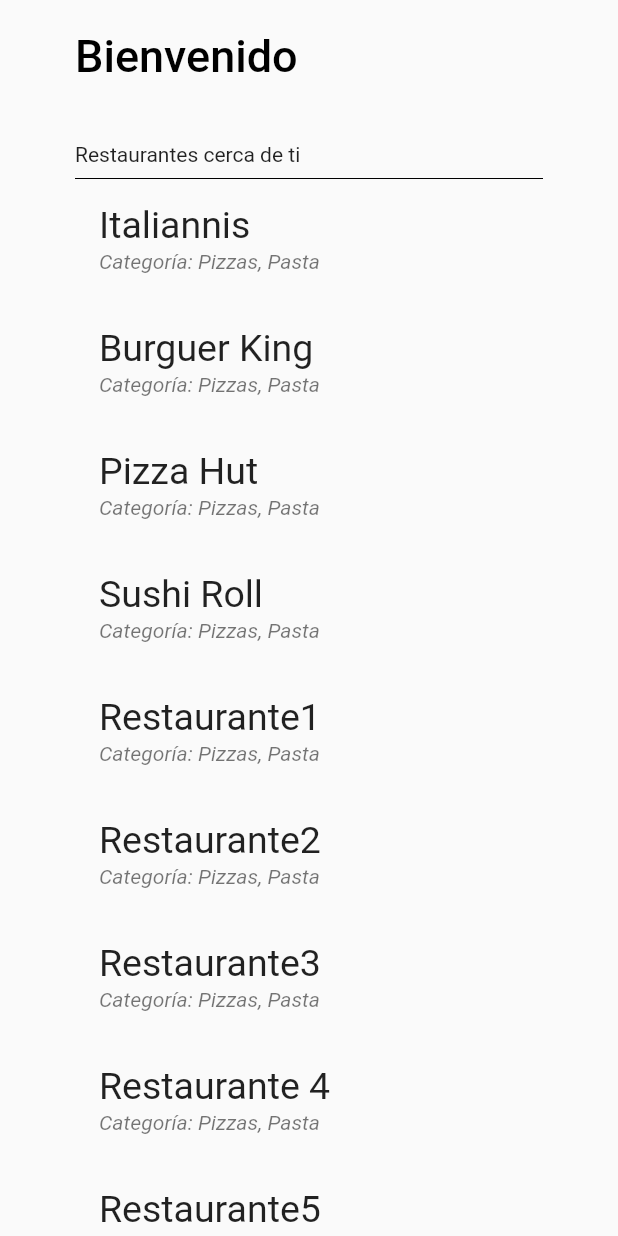
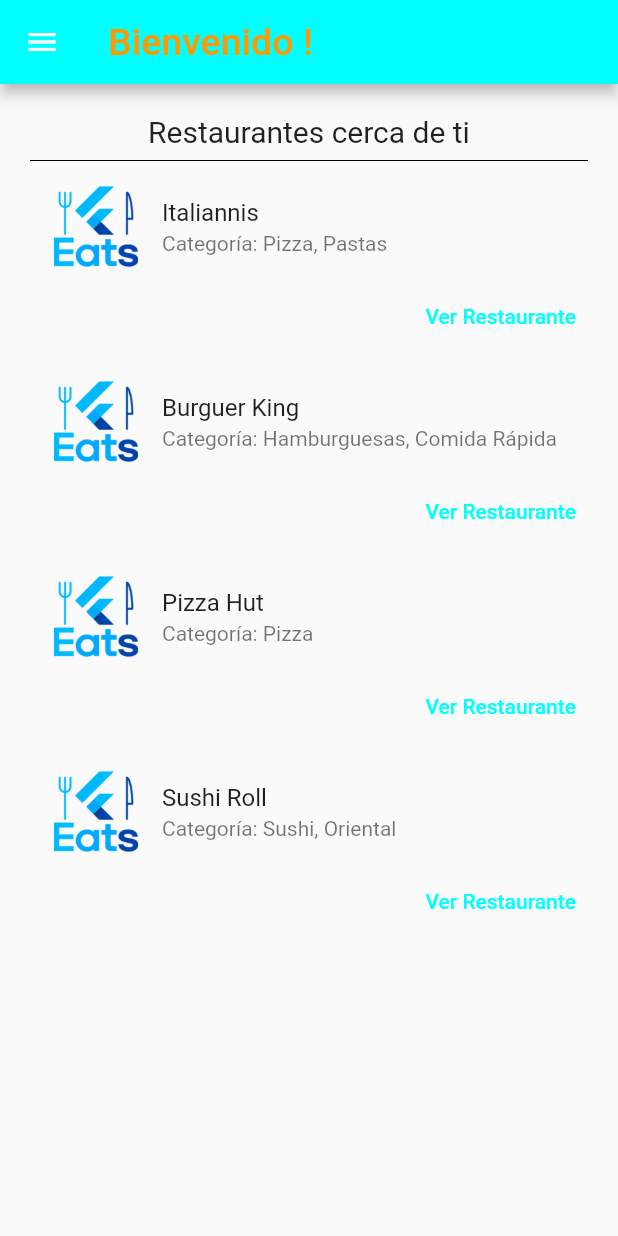
Before and after one commit to reydaniels39/FlutterEats, a Flutter app: the RestaurantsPage screen opened by its route, on a phone screen of 412 x 824 dp. Run offline on Flutter 3.47's test engine with Material 2 defaults, Android fonts, the phone set to English and light mode, and no system bars; our stand-ins replace card_swiper; network calls fail.

Commit message:
Terminada pagina de restaurantes, drawer, navegacion, etc

```diff
--- a/lib/main.dart
+++ b/lib/main.dart
@@ -1,6 +1,7 @@
 import 'package:flutter/material.dart';
 import 'package:flutter_eats/src/pages/login_page.dart';
 import 'package:flutter_eats/src/providers/inputs_login_provider.dart';
+import 'package:flutter_eats/src/providers/restaurant_info_provider.dart';
 import 'package:flutter_eats/src/routes/routes.dart';
 import 'package:provider/provider.dart';
 
@@ -11,6 +12,8 @@
   Widget build(BuildContext context) {
     return ChangeNotifierProvider(                                  //ChangeNotifierProvider Provider para toda la app
       create: (_) => InputsLoginProvider(),                         //Provider de los inputs de Login
+      child: ChangeNotifierProvider(                                //ChangeNotifierProvider Provider para toda la app
+        create: (_) => RestaurantInfoProvider(),                    //Provider de la información de cada Restaurante
         child: MaterialApp(
           debugShowCheckedModeBanner: false,                          //DebugBanner
           title: 'Flutter Eats',                                      //Título de la app
@@ -31,6 +34,7 @@
             );
           },
         ),
+      ),
     );
   }
 }
--- a/lib/src/pages/login_page.dart
+++ b/lib/src/pages/login_page.dart
@@ -37,7 +37,7 @@
                     height: 250,
                     child: FadeInImage(                                     //Imagen con FadeInImage para poder usar placeholder
                       placeholder: AssetImage('assets/cargando.gif'),       //Gif Cargando
-                      image: AssetImage('assets/noire.jpg')                 //Aquí va el logo de la app.
+                      image: AssetImage('assets/app_logo.png')              //Logo de la app.
                     ),
                   ),
                   InputNombre(),                                            //Creación del Input de Nombre
--- a/lib/src/pages/restaurants_page.dart
+++ b/lib/src/pages/restaurants_page.dart
@@ -1,15 +1,11 @@
-import 'dart:ui';
-
 import 'package:flutter/material.dart';
+import 'package:flutter_eats/src/widgets/main_drawer.dart';
+import 'package:flutter_eats/src/widgets/restaurant_card.dart';
 import 'package:provider/provider.dart';
 import 'package:flutter_eats/src/providers/inputs_login_provider.dart';
 
 class RestaurantsPage extends StatelessWidget {
   const RestaurantsPage({Key? key}) : super(key: key);
-
-  //Prueba
-  static final restaurantes = ["Italiannis", "Burguer King", "Pizza Hut", "Sushi Roll", "Restaurante1", "Restaurante2", "Restaurante3", "Restaurante 4", "Restaurante5"];
-  static final categorias = ["Pizza, Pastas", "Hamburguesas, Comida rápida", "Pizza", "Sushi, Oriental", "De todo", "De todo", "De todo", "De todo", "De todo"];
 
   @override
   Widget build(BuildContext context) {
@@ -17,73 +13,19 @@
     final inputsLoginProvider = Provider.of<InputsLoginProvider>(context);  //Instancia del Provider de los Inputs de Login
 
     return Scaffold(
-      body: SafeArea(
-        child: Container(
-          margin: EdgeInsets.fromLTRB(50.0, 20.0, 50.0, 0.0),     //Margen para nuestra columna
-          child: Column(
-            crossAxisAlignment: CrossAxisAlignment.start,
-            children: [
-              Text('Bienvenido ${inputsLoginProvider.nombre}',                //Mensaje de bienvenida al usuario
-                style: TextStyle(
-                  color: Colors.black,
-                  fontSize: 30,
-                  fontWeight: FontWeight.w500,
-                ),
-              ),
-              SizedBox(height: 40),
-              Text('Restaurantes cerca de ti'),
-              Divider(color: Colors.black),
-              Expanded(                                                           //Para que nuestro ListView abarque todo el espacio posible
-                child: ListView(                                                  //Lista de restaurantes
-                  children: listaRestaurantes(context)                            //Método que obtiene una lista con los widgets
-                ),
-              ),
-            ],
+      appBar: AppBar(                                                 //AppBar que muestra una Bienvenida
+        title: Text(
+          'Bienvenido ${inputsLoginProvider.nombre}!',
+          style: TextStyle(
+            fontSize: 25,
+            color: Colors.orange[500],
           ),
         ),
       ),
+      body: Container(
+        child: RestaurantCard(),                                          //Lista Dinámica de los restaurantes (Lee los datos desde restaurants_opts.json)
+      ),
+      drawer: MainDrawer(),                                               //Drawer
     );
   }
-
-  List <Widget> listaRestaurantes(context){                                       //Utilizamos el context para movernos de pagina
-    var widgets = restaurantes.map((index){                                       //Por cada elemento que tenemos en la lista 'restaurantes'
-      return Column(
-        children: <Widget>[
-          ListTile(                                                               //Cada List Tile es un restaurante
-            //tileColor: Colors.amber,
-            title: Text(index,
-              style: TextStyle(
-                fontSize: 25,
-                fontWeight: FontWeight.w400,
-              ),
-            ),
-            subtitle: Text('Categoría: Pizzas, Pasta',
-              style: TextStyle(
-                fontStyle: FontStyle.italic,
-              ),
-            ),
-
-            onTap: (){                                                                  //Que nos lleve a la página de información
-              Navigator.pushNamed(context, 'restaurant_info');
-            },
-          ),
-          SizedBox(height: 10),                                                         //Para separar los list tiles
-          /*Card(                                                                       //Creamos una carta por restaurante
-            shape: RoundedRectangleBorder(borderRadius: BorderRadius.circular(20)),
-            margin: EdgeInsets.symmetric(vertical: 10, horizontal: 0),
-            child: Column(
-              children: [
-                ListTile(
-                  title: Text(index),
-                  subtitle: Text('Categoria: Pizzas, Pasta'),
-                )
-              ],
-            ),
-          ),*/
-        ],
-      );
-    }).toList();
-
-    return widgets;
-  }
 }
--- /dev/null
+++ b/lib/src/widgets/restaurant_card.dart
@@ -0,0 +1,71 @@
+import 'package:flutter/material.dart';
+import 'package:flutter_eats/src/providers/restaurant_info_provider.dart';
+import 'package:flutter_eats/src/providers/restaurants_provider.dart';
+import 'package:provider/provider.dart';
+
+class RestaurantCard extends StatelessWidget {
+  const RestaurantCard({Key? key}) : super(key: key);
+
+  @override
+  Widget build(BuildContext context) {
+
+    final restaurantInfoProvider = Provider.of<RestaurantInfoProvider>(context);        //Instancia del provider de Restaurant Info
+
+    return FutureBuilder(
+      future: restaurantsProvider.cargarData(),
+      initialData: [],
+      builder: (BuildContext context, AsyncSnapshot snapshot){
+        return ListView(
+          padding: EdgeInsets.all(20),
+          children: _listaItems(snapshot.data, context, restaurantInfoProvider),
+        );
+      }
+    );
+  }
+
+  List<Widget> _listaItems(List<dynamic>? data, BuildContext context, restaurantInfoProvider){
+    final List<Widget> restaurantes = [
+      Center(
+        child: Text(                                                //Cabecera de la Lista Centrado
+          'Restaurantes cerca de ti',
+          style: TextStyle(
+            fontSize: 20,
+          ),
+        ),
+      ),
+      Divider(color: Colors.black),
+    ];
+
+    data?.forEach((op) {
+      final widgetTemporal = ListTile(
+        leading: FadeInImage(                                     //Imagen con FadeInImage para poder usar placeholder
+          placeholder: AssetImage('assets/cargando.gif'),         //Gif Cargando
+          image: AssetImage("assets/" + op['logo']),              //Logo del Restaurante
+        ),
+        title: Text(op['titulo']),
+        subtitle: Text('Categoría: ' + op['subtitulo']),
+        onTap: () {
+          restaurantInfoProvider.id = op['id'];
+          Navigator.pushNamed(context, 'restaurant_info');
+        },
+      );
+      restaurantes..add(widgetTemporal)
+                  ..add(
+                    Row(
+                      mainAxisAlignment: MainAxisAlignment.end,
+                      children: <Widget>[
+                        TextButton(
+                          onPressed: () {
+                            restaurantInfoProvider.id = op['id'];
+                            Navigator.pushNamed(context, 'restaurant_info');
+                          },
+                          child: Text('Ver Restaurante'),
+                        ),
+                      ],
+                    ),
+                  )
+                  ..add(SizedBox(height: 10.0,),);
+    });
+    return restaurantes;
+  }
+}
```
Also changed, not shown: data/restaurants_opts.json (added, +36 -0 lines), lib/src/pages/carrito_page.dart (added, +22 -0 lines), lib/src/pages/restaurant_info_page.dart (+34 -12 lines), lib/src/providers/restaurant_info_provider.dart (added, +83 -0 lines), lib/src/providers/restaurants_provider.dart (added, +19 -0 lines), lib/src/routes/routes.dart (+5 -3 lines), lib/src/widgets/custom_navigation_bar.dart (+12 -4 lines), lib/src/widgets/main_drawer.dart (added, +86 -0 lines), pubspec.yaml (+6 -1 lines), assets/app_logo.png (added), assets/noire.jpg (deleted), pubspec.lock, 23 other files. Lines whose indentation alone changed are shown as unchanged.
